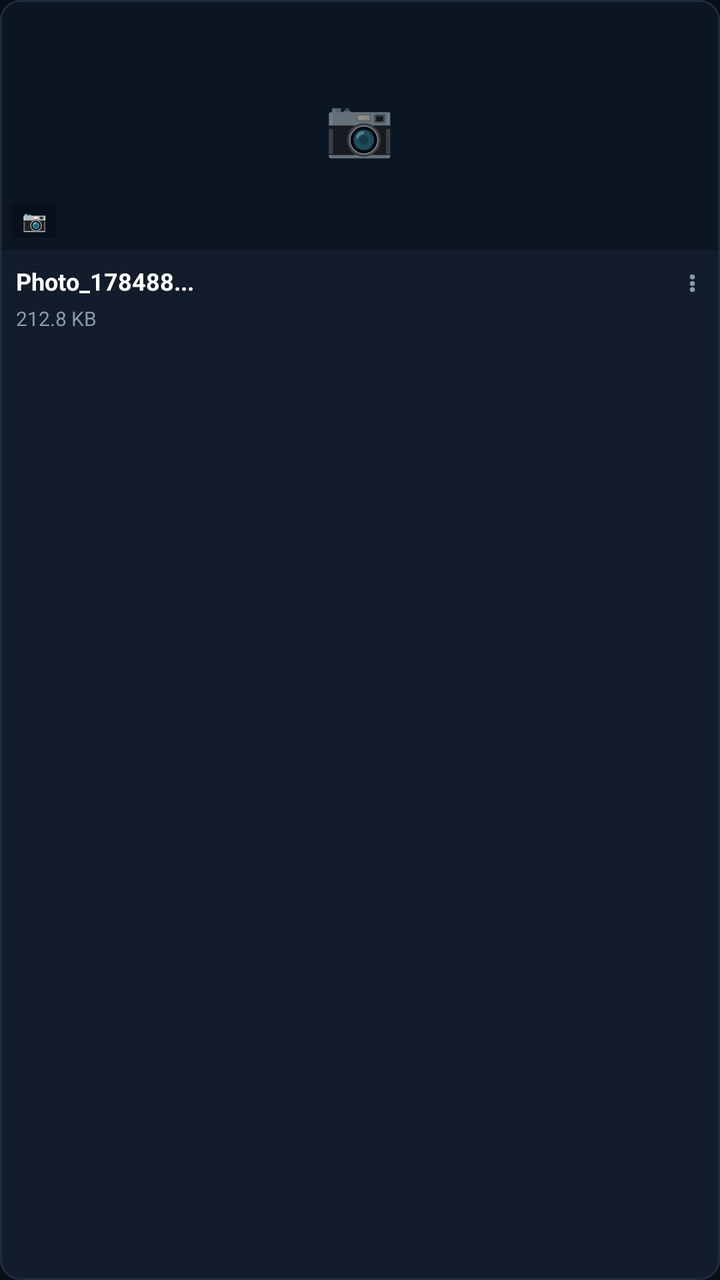
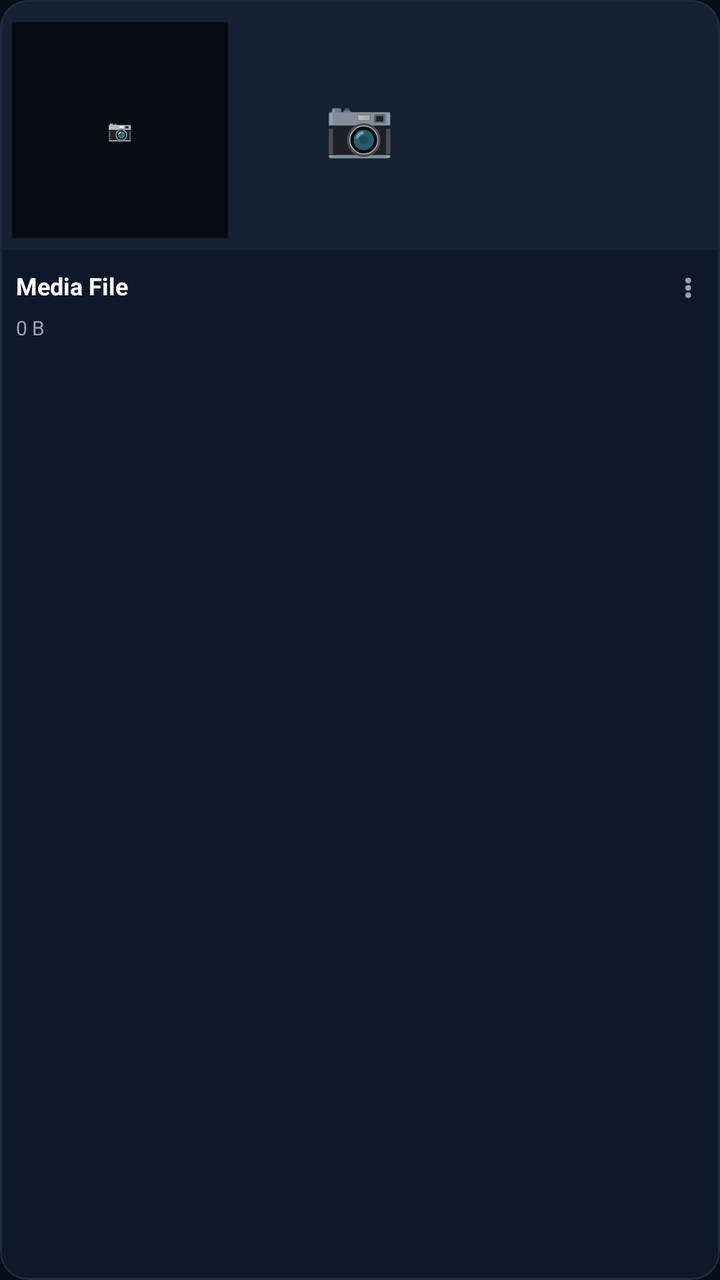

An Android layout rendered at two revisions. The XML below is the earlier revision; the diff shows what the commit changed to produce the second picture.
<!-- AndroidManifest.xml: application theme Theme.CloudVault -->
<!-- res/layout/item_media_card.xml -->
<?xml version="1.0" encoding="utf-8"?>
<com.google.android.material.card.MaterialCardView xmlns:android="http://schemas.android.com/apk/res/android"
    xmlns:app="http://schemas.android.com/apk/res-auto"
    android:id="@+id/cardMedia"
    android:layout_width="match_parent"
    android:layout_height="wrap_content"
    android:layout_margin="4dp"
    app:cardCornerRadius="10dp"
    app:cardElevation="0dp"
    app:cardBackgroundColor="@color/card_bg"
    app:strokeColor="@color/card_border"
    app:strokeWidth="1dp">

    <LinearLayout
        android:layout_width="match_parent"
        android:layout_height="wrap_content"
        android:orientation="vertical">

        
        <FrameLayout
            android:layout_width="match_parent"
            android:layout_height="125dp"
            android:background="#0C1522">

            <ImageView
                android:id="@+id/ivThumbnail"
                android:layout_width="match_parent"
                android:layout_height="match_parent"
                android:scaleType="centerCrop"
                android:contentDescription="Media Thumbnail" />

            
            <TextView
                android:id="@+id/tvPlaceholderIcon"
                android:layout_width="wrap_content"
                android:layout_height="wrap_content"
                android:layout_gravity="center"
                android:text="📷"
                android:textSize="28sp" />

            
            <LinearLayout
                android:id="@+id/badgeTypeOverlay"
                android:layout_width="wrap_content"
                android:layout_height="wrap_content"
                android:layout_gravity="bottom|start"
                android:layout_margin="6dp"
                android:background="#99080E18"
                android:orientation="horizontal"
                android:paddingStart="5dp"
                android:paddingEnd="5dp"
                android:paddingTop="2dp"
                android:paddingBottom="2dp"
                android:gravity="center">

                <TextView
                    android:id="@+id/tvBadgeIcon"
                    android:layout_width="wrap_content"
                    android:layout_height="wrap_content"
                    android:text="📷"
                    android:textColor="#FFFFFF"
                    android:textSize="10sp" />
            </LinearLayout>

            
            <FrameLayout
                android:id="@+id/badgeVideoOverlay"
                android:layout_width="32dp"
                android:layout_height="32dp"
                android:layout_gravity="center"
                android:visibility="gone"
                android:background="#80000000">

                <TextView
                    android:layout_width="wrap_content"
                    android:layout_height="wrap_content"
                    android:layout_gravity="center"
                    android:text="▶"
                    android:textColor="#FFFFFF"
                    android:textSize="14sp"
                    android:textStyle="bold" />
            </FrameLayout>

            
            <ProgressBar
                android:id="@+id/pbThumbLoading"
                style="?android:attr/progressBarStyleSmall"
                android:layout_width="20dp"
                android:layout_height="20dp"
                android:layout_gravity="center"
                android:visibility="gone" />

            
            <View
                android:id="@+id/selectionDimOverlay"
                android:layout_width="match_parent"
                android:layout_height="match_parent"
                android:background="#4D2563EB"
                android:visibility="gone" />

            
            <FrameLayout
                android:id="@+id/layoutSelectionCheck"
                android:layout_width="32dp"
                android:layout_height="32dp"
                android:layout_gravity="bottom|end"
                android:layout_margin="4dp"
                android:visibility="gone">

                
                <View
                    android:id="@+id/viewCheckUnselected"
                    android:layout_width="24dp"
                    android:layout_height="24dp"
                    android:layout_gravity="center"
                    android:background="@drawable/bg_selection_circle_unselected" />

                
                <FrameLayout
                    android:id="@+id/viewCheckSelected"
                    android:layout_width="24dp"
                    android:layout_height="24dp"
                    android:layout_gravity="center"
                    android:background="@drawable/bg_selection_circle_selected"
                    android:visibility="gone">

                    <TextView
                        android:layout_width="wrap_content"
                        android:layout_height="wrap_content"
                        android:layout_gravity="center"
                        android:text="✓"
                        android:textColor="#FFFFFF"
                        android:textSize="13sp"
                        android:textStyle="bold" />
                </FrameLayout>
            </FrameLayout>

        </FrameLayout>

        
        <LinearLayout
            android:layout_width="match_parent"
            android:layout_height="wrap_content"
            android:orientation="vertical"
            android:paddingStart="8dp"
            android:paddingEnd="4dp"
            android:paddingTop="6dp"
            android:paddingBottom="8dp">

            
            <LinearLayout
                android:layout_width="match_parent"
                android:layout_height="wrap_content"
                android:orientation="horizontal"
                android:gravity="center_vertical">

                <TextView
                    android:id="@+id/tvMediaTitle"
                    android:layout_width="0dp"
                    android:layout_height="wrap_content"
                    android:layout_weight="1"
                    android:maxLines="1"
                    android:ellipsize="end"
                    android:text="Photo_178488..."
                    android:textColor="@color/text_primary"
                    android:textSize="12sp"
                    android:textStyle="bold" />

                <TextView
                    android:id="@+id/btnItemMenu"
                    android:layout_width="20dp"
                    android:layout_height="wrap_content"
                    android:gravity="center"
                    android:text="⋮"
                    android:textColor="@color/text_secondary"
                    android:textSize="14sp"
                    android:textStyle="bold" />
            </LinearLayout>

            <TextView
                android:id="@+id/tvMediaSize"
                android:layout_width="match_parent"
                android:layout_height="wrap_content"
                android:layout_marginTop="2dp"
                android:maxLines="1"
                android:text="212.8 KB"
                android:textColor="@color/text_secondary"
                android:textSize="10sp" />
        </LinearLayout>

    </LinearLayout>

</com.google.android.material.card.MaterialCardView>
<!-- resources referenced by this layout -->
<resources>
  <color name="card_bg">#121C2B</color>
  <color name="text_secondary">#8A99AD</color>
  <!-- drawable bg_selection_circle_selected (drawable) -->
  <?xml version="1.0" encoding="utf-8"?>
  <shape xmlns:android="http://schemas.android.com/apk/res/android"
      android:shape="oval">
      <solid android:color="#2563EB" />
      <stroke
          android:width="2dp"
          android:color="#FFFFFF" />
      <size
          android:width="24dp"
          android:height="24dp" />
  </shape>
  <style name="Theme.CloudVault" parent="Theme.MaterialComponents.DayNight.NoActionBar">
          <item name="colorPrimary">@color/accent_blue</item>
          <item name="colorSecondary">@color/accent_cyan</item>
          <item name="android:statusBarColor">@color/bg_dark</item>
          <item name="android:windowBackground">@color/bg_dark</item>
      </style>
  <color name="accent_blue">#1976D2</color>
  <color name="accent_cyan">#00B4D8</color>
  <!-- unchanged entries left out for length: 4 -->
</resources>

<!-- the commit's change to res/layout/item_media_card.xml (unified diff, before → after) -->
@@ -5,7 +5,7 @@
     android:layout_width="match_parent"
     android:layout_height="wrap_content"
     android:layout_margin="4dp"
-    app:cardCornerRadius="10dp"
+    app:cardCornerRadius="14dp"
     app:cardElevation="0dp"
     app:cardBackgroundColor="@color/card_bg"
     app:strokeColor="@color/card_border"
@@ -20,7 +20,7 @@
         <FrameLayout
             android:layout_width="match_parent"
             android:layout_height="125dp"
-            android:background="#0C1522">
+            android:background="@color/bg_surface_elevated">
 
             <ImageView
                 android:id="@+id/ivThumbnail"
@@ -45,10 +45,11 @@
                 android:layout_height="wrap_content"
                 android:layout_gravity="bottom|start"
                 android:layout_margin="6dp"
-                android:background="#99080E18"
+                android:background="@drawable/ic_launcher_background"
+                android:backgroundTint="#B3000000"
                 android:orientation="horizontal"
-                android:paddingStart="5dp"
-                android:paddingEnd="5dp"
+                android:paddingStart="6dp"
+                android:paddingEnd="6dp"
                 android:paddingTop="2dp"
                 android:paddingBottom="2dp"
                 android:gravity="center">
@@ -69,7 +70,8 @@
                 android:layout_height="32dp"
                 android:layout_gravity="center"
                 android:visibility="gone"
-                android:background="#80000000">
+                android:background="@drawable/ic_launcher_background"
+                android:backgroundTint="#B3000000">
 
                 <TextView
                     android:layout_width="wrap_content"
@@ -85,9 +87,10 @@
             <ProgressBar
                 android:id="@+id/pbThumbLoading"
                 style="?android:attr/progressBarStyleSmall"
-                android:layout_width="20dp"
-                android:layout_height="20dp"
+                android:layout_width="22dp"
+                android:layout_height="22dp"
                 android:layout_gravity="center"
+                android:indeterminateTint="@color/accent_cyan"
                 android:visibility="gone" />
 
             
@@ -95,7 +98,7 @@
                 android:id="@+id/selectionDimOverlay"
                 android:layout_width="match_parent"
                 android:layout_height="match_parent"
-                android:background="#4D2563EB"
+                android:background="@color/selection_dim"
                 android:visibility="gone" />
 
             
@@ -161,20 +164,21 @@
                     android:layout_weight="1"
                     android:maxLines="1"
                     android:ellipsize="end"
-                    android:text="Photo_178488..."
+                    android:text="Media File"
                     android:textColor="@color/text_primary"
                     android:textSize="12sp"
                     android:textStyle="bold" />
 
                 <TextView
                     android:id="@+id/btnItemMenu"
-                    android:layout_width="20dp"
-                    android:layout_height="wrap_content"
+                    android:layout_width="24dp"
+                    android:layout_height="24dp"
                     android:gravity="center"
                     android:text="⋮"
                     android:textColor="@color/text_secondary"
-                    android:textSize="14sp"
-                    android:textStyle="bold" />
+                    android:textSize="16sp"
+                    android:textStyle="bold"
+                    android:background="?attr/selectableItemBackgroundBorderless" />
             </LinearLayout>
 
             <TextView
@@ -183,7 +187,7 @@
                 android:layout_height="wrap_content"
                 android:layout_marginTop="2dp"
                 android:maxLines="1"
-                android:text="212.8 KB"
+                android:text="0 B"
                 android:textColor="@color/text_secondary"
                 android:textSize="10sp" />
         </LinearLayout>
<!-- resource entries referenced after the edit -->
@@ -1,12 +1,13 @@
 <!-- resources referenced by this layout -->
 <resources>
-  <color name="card_bg">#121C2B</color>
-  <color name="text_secondary">#8A99AD</color>
+  <color name="card_bg">#0F172A</color>
+  <color name="selection_dim">#3338BDF8</color>
+  <color name="text_secondary">#94A3B8</color>
   <!-- drawable bg_selection_circle_selected (drawable) -->
   <?xml version="1.0" encoding="utf-8"?>
   <shape xmlns:android="http://schemas.android.com/apk/res/android"
       android:shape="oval">
-      <solid android:color="#2563EB" />
+      <solid android:color="@color/selection_check" />
       <stroke
           android:width="2dp"
           android:color="#FFFFFF" />
@@ -14,14 +15,65 @@
           android:width="24dp"
           android:height="24dp" />
   </shape>
-  <style name="Theme.CloudVault" parent="Theme.MaterialComponents.DayNight.NoActionBar">
-          <item name="colorPrimary">@color/accent_blue</item>
+  <!-- drawable ic_launcher_background (drawable) -->
+  <?xml version="1.0" encoding="utf-8"?>
+  <vector xmlns:android="http://schemas.android.com/apk/res/android"
+      android:width="108dp"
+      android:height="108dp"
+      android:viewportWidth="108"
+      android:viewportHeight="108">
+      <path
+          android:fillColor="#3B82F6"
+          android:pathData="M0,0h108v108h-108z"/>
+  </vector>
+  <style name="Theme.CloudVault" parent="Theme.MaterialComponents.NoActionBar">
+          <item name="colorPrimary">@color/accent_cyan</item>
+          <item name="colorPrimaryVariant">@color/accent_blue</item>
+          <item name="colorOnPrimary">#FFFFFF</item>
+          <item name="colorSecondary">@color/accent_cyan_bright</item>
+          <item name="colorSecondaryVariant">@color/accent_cyan</item>
+          <item name="colorOnSecondary">#000000</item>
+          <item name="android:statusBarColor">@color/bg_dark</item>
+          <item name="android:navigationBarColor">@color/bg_dark</item>
+          <item name="android:windowBackground">@color/bg_dark</item>
+          <item name="android:windowLightStatusBar">false</item>
+          <item name="android:windowLightNavigationBar">false</item>
+          <item name="alertDialogTheme">@style/Theme.CloudVault.Dialog.Alert</item>
+          <item name="materialAlertDialogTheme">@style/Theme.CloudVault.Dialog.Alert</item>
+      </style>
+  <color name="selection_check">#38BDF8</color>
+  <color name="accent_blue">#38BDF8</color>
+  <color name="accent_cyan_bright">#7DD3FC</color>
+  <style name="Theme.CloudVault.Dialog.Alert" parent="ThemeOverlay.MaterialComponents.MaterialAlertDialog">
+          <item name="android:background">@color/card_bg</item>
+          <item name="backgroundTint">@color/card_bg</item>
+          <item name="shapeAppearance">@style/ShapeAppearance.CloudVault.Dialog</item>
+          <item name="colorPrimary">@color/accent_cyan_bright</item>
           <item name="colorSecondary">@color/accent_cyan</item>
-          <item name="android:statusBarColor">@color/bg_dark</item>
-          <item name="android:windowBackground">@color/bg_dark</item>
+          <item name="colorSurface">@color/card_bg</item>
+          <item name="colorOnSurface">@color/text_primary</item>
+          <item name="android:textColorPrimary">@color/text_primary</item>
+          <item name="android:textColorSecondary">@color/text_secondary</item>
+          <item name="buttonBarPositiveButtonStyle">@style/Widget.CloudVault.Dialog.Button.Positive</item>
+          <item name="buttonBarNegativeButtonStyle">@style/Widget.CloudVault.Dialog.Button.Negative</item>
+          <item name="buttonBarNeutralButtonStyle">@style/Widget.CloudVault.Dialog.Button.Neutral</item>
       </style>
-  <color name="accent_blue">#1976D2</color>
-  <color name="accent_cyan">#00B4D8</color>
+  <style name="ShapeAppearance.CloudVault.Dialog" parent="ShapeAppearance.MaterialComponents.LargeComponent">
+          <item name="cornerSize">16dp</item>
+      </style>
+  <style name="Widget.CloudVault.Dialog.Button.Positive" parent="Widget.MaterialComponents.Button.TextButton.Dialog">
+          <item name="android:textColor">@color/accent_cyan_bright</item>
+          <item name="android:textStyle">bold</item>
+      </style>
+  <style name="Widget.CloudVault.Dialog.Button.Negative" parent="Widget.MaterialComponents.Button.TextButton.Dialog">
+          <item name="android:textColor">@color/text_secondary</item>
+      </style>
+  <style name="Widget.CloudVault.Dialog.Button.Neutral" parent="Widget.MaterialComponents.Button.TextButton.Dialog">
+          <item name="android:textColor">@color/accent_blue_light</item>
+      </style>
+  <color name="accent_blue_light">#BAE6FD</color>
+  <color name="accent_cyan">#38BDF8</color>
+  <color name="bg_surface_elevated">#162234</color>
   <!-- unchanged entries left out for length: 4 -->
 </resources>
 
